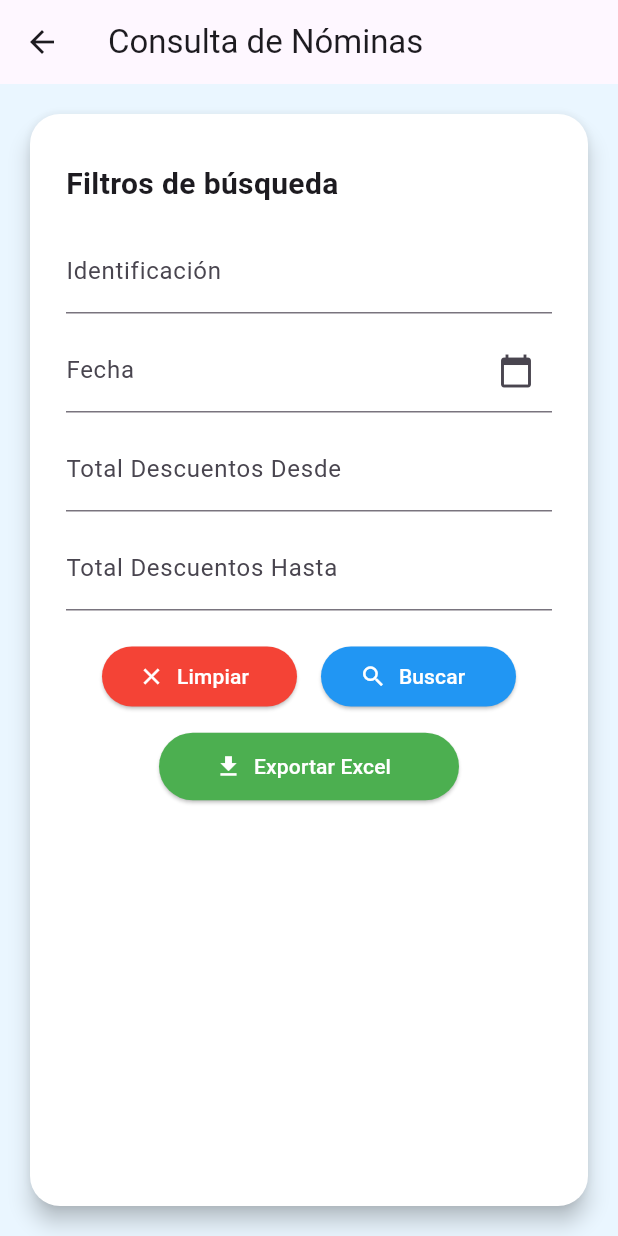
After one commit to EstefaniaM08/Proyecto-Nomina-Frontend, a Flutter app: the ConsultaNominasScreen screen opened by its route, after a tap on "Buscar", on a phone screen of 412 x 824 dp. The commit adds this screen. Run offline on Flutter 3.47's test engine with Material 3 defaults, Android fonts, the phone set to English and light mode, and no system bars; our stand-ins replace open_file, permission_handler; network calls fail.

Commit message:
verificacion pantalla consulta nomina

```diff
--- a/lib/main.dart
+++ b/lib/main.dart
@@ -6,14 +6,16 @@ import 'viewmodels/registro_empleado_viewmodel.dart';
 import 'viewmodels/consulta_empleados_viewmodel.dart';
 import 'viewmodels/generacion_nomina_viewmodel.dart';
 import 'viewmodels/modificar_empleado_viewmodel.dart';
+import 'viewmodels/consulta_nominas_viewmodel.dart';
 
 import 'views/login.dart';
 import 'views/registro_empleado.dart';
 import 'views/consulta_empleados.dart';
 import 'views/generacion_nomina_empleado.dart';
 import 'views/modificar_empleado.dart';
+import 'views/consulta_nominas.dart';
 
-void main() {
+void main() async {
   runApp(
     MultiProvider(
       providers: [
@@ -22,6 +24,7 @@ void main() {
         ChangeNotifierProvider(create: (_) => ConsultaEmpleadosViewModel()),
         ChangeNotifierProvider(create: (_) => GeneracionNominaViewModel()),
         ChangeNotifierProvider(create: (_) => ModificarEmpleadoViewModel()),
+        ChangeNotifierProvider(create: (_) => ConsultaNominasViewModel())
       ],
       child: const MyApp(),
     ),
@@ -43,6 +46,7 @@ class MyApp extends StatelessWidget {
         '/consulta': (_) => const ConsultaEmpleadosScreen(),
         '/generar-nomina-empleado': (_) => const GeneracionNominaEmpleadoScreen(),
         '/modificar-empleado': (_) => const ModificarEmpleadoScreen(),
+        '/consulta-nominas': (_) => const ConsultaNominasScreen(),
       },
     );
   }
--- a/lib/services/api_service.dart
+++ b/lib/services/api_service.dart
@@ -1,9 +1,14 @@
 import 'dart:convert';
+import 'dart:io';
+import 'package:flutter/material.dart';
 import 'package:http/http.dart' as http;
+import 'package:path_provider/path_provider.dart';
+import 'package:open_file/open_file.dart';
+import 'package:permission_handler/permission_handler.dart';
+
 import '../models/usuario.dart';
 
 class ApiService {
-  //static const String baseUrl = 'https://proyecto-nomina-backend.onrender.com';
   static const String baseUrl = 'http://10.0.2.2:8080';
 
   /// Iniciar sesión
@@ -13,12 +18,8 @@ class ApiService {
       headers: {'Content-Type': 'application/json'},
       body: jsonEncode(usuario.toJson()),
     );
-
-    if (response.statusCode == 200) {
-      final token = response.body;
-      if (token != "FAIL") {
+    if (response.statusCode == 200 && response.body != "FAIL") {
       return usuario;
-      }
     }
     return null;
   }
@@ -30,7 +31,6 @@ class ApiService {
       headers: {'Content-Type': 'application/json'},
       body: jsonEncode({'email': email, 'password': password}),
     );
-
     if (response.statusCode == 200) {
       return utf8.decode(response.bodyBytes);
     } else {
@@ -45,13 +45,9 @@ class ApiService {
       headers: {'Content-Type': 'application/json'},
       body: jsonEncode(empleado),
     );
-
-    if (response.statusCode == 200) {
-      return true;
-    } else {
+    if (response.statusCode == 200) return true;
     print('❌ Error en el registro: ${utf8.decode(response.bodyBytes)}');
     return false;
-    }
   }
 
   /// Buscar empleados
@@ -63,12 +59,10 @@ class ApiService {
         (key, value) => MapEntry(key, value.toString()),
       ),
     );
-
     final response = await http.get(
       uri,
       headers: {'Content-Type': 'application/json'},
     );
-
     if (response.statusCode == 200) {
       final List<dynamic> data = jsonDecode(utf8.decode(response.bodyBytes));
       return List<Map<String, dynamic>>.from(data);
@@ -77,7 +71,7 @@ class ApiService {
     }
   }
 
-  /// Cargar todos los combos (áreas, cargos, etc.)
+  /// Cargar combos (áreas, cargos, etc.)
   static Future<Map<String, List<Map<String, dynamic>>>> cargarCombos() async {
     final urls = {
       'areas': '$baseUrl/cargar/areas',
@@ -87,12 +81,9 @@ class ApiService {
       'pensiones': '$baseUrl/cargar/pensiones',
       'contratos': '$baseUrl/cargar/contratos',
     };
-
-    try {
     final responses = await Future.wait(
       urls.values.map((url) => http.get(Uri.parse(url))),
     );
-
     return {
       'areas': List<Map<String, dynamic>>.from(
         jsonDecode(utf8.decode(responses[0].bodyBytes)),
@@ -113,10 +104,6 @@ class ApiService {
         jsonDecode(utf8.decode(responses[5].bodyBytes)),
       ),
     };
-    } catch (e) {
-      print('❌ Error cargando combos: $e');
-      rethrow;
-    }
   }
 
   /// Generar nómina
@@ -128,7 +115,6 @@ class ApiService {
       headers: {'Content-Type': 'application/json'},
       body: jsonEncode(data),
     );
-
     if (response.statusCode == 200) {
       return jsonDecode(utf8.decode(response.bodyBytes));
     } else {
@@ -140,13 +126,12 @@ class ApiService {
 
   /// Obtener empleado por identificación
   static Future<Map<String, dynamic>> obtenerEmpleadoPorIdentificacion(
-    String identificacion,
+    String id,
   ) async {
     final response = await http.get(
-      Uri.parse('$baseUrl/personal/buscar-persona/$identificacion'),
+      Uri.parse('$baseUrl/personal/buscar-persona/$id'),
       headers: {'Content-Type': 'application/json'},
     );
-
     if (response.statusCode == 200) {
       return jsonDecode(utf8.decode(response.bodyBytes));
     } else {
@@ -156,14 +141,13 @@ class ApiService {
     }
   }
 
-  /// Actualizar datos del empleado
+  /// Actualizar empleado
   static Future<void> actualizarEmpleado(Map<String, dynamic> data) async {
     final response = await http.put(
       Uri.parse('$baseUrl/personal/actualizar-persona'),
       headers: {'Content-Type': 'application/json'},
       body: jsonEncode(data),
     );
-
     if (response.statusCode != 200) {
       throw Exception(
         'Error al actualizar empleado: ${utf8.decode(response.bodyBytes)}',
@@ -171,17 +155,107 @@ class ApiService {
     }
   }
 
-  /// Desactivar empleado por ID
-  static Future<void> desactivarEmpleado(dynamic identificacion) async {
+  /// Desactivar empleado
+  static Future<void> desactivarEmpleado(dynamic id) async {
     final response = await http.delete(
-      Uri.parse('$baseUrl/personal/desactivar-persona/$identificacion'),
+      Uri.parse('$baseUrl/personal/desactivar-persona/$id'),
       headers: {'Content-Type': 'application/json'},
     );
-
     if (response.statusCode != 200) {
       throw Exception(
         'Error al desactivar empleado: ${utf8.decode(response.bodyBytes)}',
       );
     }
   }
+
+  /// Buscar nóminas
+  static Future<List<Map<String, dynamic>>> buscarNominas(
+    Map<String, dynamic> filtros,
+  ) async {
+    final uri = Uri.parse('$baseUrl/pagonomina/busqueda-nominas').replace(
+      queryParameters: filtros.map(
+        (key, value) => MapEntry(key, value.toString()),
+      ),
+    );
+    final response = await http.get(
+      uri,
+      headers: {'Content-Type': 'application/json'},
+    );
+    if (response.statusCode == 200) {
+      final List<dynamic> data = jsonDecode(utf8.decode(response.bodyBytes));
+      return List<Map<String, dynamic>>.from(data);
+    } else {
+      throw Exception('Error al buscar nóminas');
     }
+  }
+
+  /// Descargar y abrir PDF de desprendible de nómina
+  static Future<void> descargarYMostrarPDF(
+    Map<String, dynamic> payload,
+    BuildContext context,
+  ) async {
+    try {
+      final response = await http.post(
+        Uri.parse('$baseUrl/pagonomina/crear-pdf'),
+        headers: {'Content-Type': 'application/json'},
+        body: jsonEncode(payload),
+      );
+
+      if (response.statusCode == 200) {
+        final bytes = response.bodyBytes;
+
+        // Usar almacenamiento temporal interno (no requiere permisos)
+        final dir = await getTemporaryDirectory();
+        final file = File(
+          '${dir.path}/desprendible_${payload["cedula"]}_${payload["fecha"]}.pdf',
+        );
+        await file.writeAsBytes(bytes);
+
+        // Mostrar mensaje y abrir el archivo
+        ScaffoldMessenger.of(
+          context,
+        ).showSnackBar(const SnackBar(content: Text('PDF generado con éxito')));
+
+        await OpenFile.open(file.path);
+      } else {
+        throw Exception(
+          'Error al generar desprendible: ${utf8.decode(response.bodyBytes)}',
+        );
+      }
+    } catch (e) {
+      ScaffoldMessenger.of(
+        context,
+      ).showSnackBar(SnackBar(content: Text('Error: $e')));
+    }
+  }
+
+  static Future<void> exportarExcelNominas(Map<String, dynamic> filtros) async {
+    try {
+      final uri = Uri.parse('$baseUrl/pagonomina/exportar-excel').replace(
+        queryParameters: filtros.map(
+          (key, value) => MapEntry(key, value.toString()),
+        ),
+      );
+
+      final response = await http.get(uri);
+
+      if (response.statusCode == 200) {
+        final bytes = response.bodyBytes;
+
+        // ✅ Guardar en almacenamiento interno temporal
+        final dir = await getTemporaryDirectory();
+        final file = File('${dir.path}/nominas_exportadas.xlsx');
+        await file.writeAsBytes(bytes);
+
+        // ✅ Abrir con la app predeterminada (Excel, WPS, etc.)
+        await OpenFile.open(file.path);
+      } else {
+        throw Exception('Error al exportar Excel');
+      }
+    } catch (e) {
+      print('❌ $e');
+      rethrow;
+    }
+  }
+
+}
--- /dev/null
+++ b/lib/viewmodels/consulta_nominas_viewmodel.dart
@@ -0,0 +1,82 @@
+import 'dart:convert';
+import 'dart:typed_data';
+import 'package:flutter/material.dart';
+import 'package:http/http.dart' as http;
+import '../services/api_service.dart';
+
+class ConsultaNominasViewModel extends ChangeNotifier {
+  List<Map<String, dynamic>> resultados = [];
+
+  Future<void> buscarNominas({
+    required String identificacion,
+    required String fecha,
+    required String totDesDesde,
+    required String totDesHasta,
+  }) async {
+    try {
+      final filtros = <String, dynamic>{};
+
+      if (identificacion.isNotEmpty) filtros['identificacion'] = identificacion;
+      if (fecha.isNotEmpty) filtros['fecha'] = fecha;
+      if (totDesDesde.isNotEmpty) filtros['totDesDesde'] = totDesDesde;
+      if (totDesHasta.isNotEmpty) filtros['totDesHasta'] = totDesHasta;
+
+      resultados = await ApiService.buscarNominas(filtros);
+      notifyListeners();
+    } catch (e) {
+      print("❌ Error al buscar nóminas: $e");
+    }
+  }
+
+  void limpiarFiltros() {
+    resultados = [];
+    notifyListeners();
+  }
+
+  Future<void> descargarPDFNomina(
+    Map<String, dynamic> nomina,
+    BuildContext context,
+  ) async {
+    try {
+      await ApiService.descargarYMostrarPDF(nomina, context);
+    } catch (e) {
+      ScaffoldMessenger.of(
+        context,
+      ).showSnackBar(SnackBar(content: Text('Error al descargar PDF: $e')));
+    }
+  }
+
+  Future<void> exportarExcel({
+    required String identificacion,
+    required String fecha,
+    required String totDesDesde,
+    required String totDesHasta,
+    required String totDevDesde,
+    required String totDevHasta,
+    required String pagFinDesde,
+    required String pagFinHasta,
+    required BuildContext context,
+  }) async {
+    final filtros = <String, dynamic>{};
+
+    if (identificacion.isNotEmpty) filtros['identificacion'] = identificacion;
+    if (fecha.isNotEmpty) filtros['fecha'] = fecha;
+    if (totDesDesde.isNotEmpty) filtros['totDesDesde'] = totDesDesde;
+    if (totDesHasta.isNotEmpty) filtros['totDesHasta'] = totDesHasta;
+    if (totDevDesde.isNotEmpty) filtros['totDevDesde'] = totDevDesde;
+    if (totDevHasta.isNotEmpty) filtros['totDevHasta'] = totDevHasta;
+    if (pagFinDesde.isNotEmpty) filtros['pagFinDesde'] = pagFinDesde;
+    if (pagFinHasta.isNotEmpty) filtros['pagFinHasta'] = pagFinHasta;
+
+    try {
+      await ApiService.exportarExcelNominas(filtros);
+      ScaffoldMessenger.of(context).showSnackBar(
+        const SnackBar(content: Text('✅ Excel exportado exitosamente')),
+      );
+    } catch (e) {
+      ScaffoldMessenger.of(
+        context,
+      ).showSnackBar(SnackBar(content: Text('❌ Error al exportar Excel: $e')));
+    }
+  }
+}
--- /dev/null
+++ b/lib/views/consulta_nominas.dart
@@ -0,0 +1,269 @@
+import 'package:flutter/material.dart';
+import 'package:flutter/services.dart';
+import 'package:provider/provider.dart';
+import '../viewmodels/consulta_nominas_viewmodel.dart';
+
+class ConsultaNominasScreen extends StatefulWidget {
+  const ConsultaNominasScreen({super.key});
+
+  @override
+  State<ConsultaNominasScreen> createState() => _ConsultaNominasScreenState();
+}
+
+class _ConsultaNominasScreenState extends State<ConsultaNominasScreen> {
+  final TextEditingController identificacionController =
+      TextEditingController();
+  final TextEditingController fechaController = TextEditingController();
+  final TextEditingController totDesDesdeController = TextEditingController();
+  final TextEditingController totDesHastaController = TextEditingController();
+
+  @override
+  void dispose() {
+    identificacionController.dispose();
+    fechaController.dispose();
+    totDesDesdeController.dispose();
+    totDesHastaController.dispose();
+    super.dispose();
+  }
+
+  @override
+  Widget build(BuildContext context) {
+    final vm = Provider.of<ConsultaNominasViewModel>(context);
+
+    return Scaffold(
+      backgroundColor: const Color(0xFFEAF6FF),
+      appBar: AppBar(title: const Text("Consulta de Nóminas")),
+      body: Padding(
+        padding: const EdgeInsets.all(16),
+        child: Center(
+          child: Card(
+            shape: RoundedRectangleBorder(
+              borderRadius: BorderRadius.circular(20),
+            ),
+            elevation: 6,
+            color: Colors.white,
+            child: Padding(
+              padding: const EdgeInsets.symmetric(horizontal: 24, vertical: 32),
+              child: Column(
+                crossAxisAlignment: CrossAxisAlignment.start,
+                children: [
+                  const Text(
+                    "Filtros de búsqueda",
+                    style: TextStyle(fontSize: 20, fontWeight: FontWeight.bold),
+                  ),
+                  const SizedBox(height: 16),
+                  TextFormField(
+                    controller: identificacionController,
+                    decoration: const InputDecoration(
+                      labelText: 'Identificación',
+                    ),
+                    keyboardType: TextInputType.number,
+                    inputFormatters: [FilteringTextInputFormatter.digitsOnly],
+                  ),
+                  const SizedBox(height: 10),
+                  TextFormField(
+                    controller: fechaController,
+                    readOnly: true,
+                    decoration: const InputDecoration(
+                      labelText: 'Fecha',
+                      suffixIcon: Icon(Icons.calendar_today),
+                    ),
+                    onTap: () async {
+                      final DateTime? pickedDate = await showDatePicker(
+                        context: context,
+                        initialDate: DateTime.now(),
+                        firstDate: DateTime(2000),
+                        lastDate: DateTime(2100),
+                      );
+                      if (pickedDate != null) {
+                        setState(() {
+                          fechaController.text =
+                              "${pickedDate.year}-${pickedDate.month.toString().padLeft(2, '0')}-${pickedDate.day.toString().padLeft(2, '0')}";
+                        });
+                      }
+                    },
+                  ),
+                  const SizedBox(height: 10),
+                  TextFormField(
+                    controller: totDesDesdeController,
+                    decoration: const InputDecoration(
+                      labelText: 'Total Descuentos Desde',
+                    ),
+                    keyboardType: TextInputType.number,
+                  ),
+                  const SizedBox(height: 10),
+                  TextFormField(
+                    controller: totDesHastaController,
+                    decoration: const InputDecoration(
+                      labelText: 'Total Descuentos Hasta',
+                    ),
+                    keyboardType: TextInputType.number,
+                  ),
+                  const SizedBox(height: 20),
+                  Column(
+                    children: [
+                      Row(
+                        mainAxisAlignment: MainAxisAlignment.center,
+                        children: [
+                          ElevatedButton.icon(
+                            onPressed: () {
+                              identificacionController.clear();
+                              fechaController.clear();
+                              totDesDesdeController.clear();
+                              totDesHastaController.clear();
+                              vm.limpiarFiltros();
+                            },
+                            icon: const Icon(Icons.clear, color: Colors.white),
+                            label: const Text(
+                              "Limpiar",
+                              style: TextStyle(color: Colors.white),
+                            ),
+                            style: ElevatedButton.styleFrom(
+                              backgroundColor: Colors.red,
+                              minimumSize: const Size(130, 40),
+                            ),
+                          ),
+                          const SizedBox(width: 16),
+                          ElevatedButton.icon(
+                            onPressed: () {
+                              vm.buscarNominas(
+                                identificacion:
+                                    identificacionController.text.trim(),
+                                fecha: fechaController.text.trim(),
+                                totDesDesde: totDesDesdeController.text.trim(),
+                                totDesHasta: totDesHastaController.text.trim(),
+                              );
+                            },
+                            icon: const Icon(Icons.search, color: Colors.white),
+                            label: const Text(
+                              "Buscar",
+                              style: TextStyle(color: Colors.white),
+                            ),
+                            style: ElevatedButton.styleFrom(
+                              backgroundColor: Colors.blue,
+                              minimumSize: const Size(130, 40),
+                            ),
+                          ),
+                        ],
+                      ),
+                      const SizedBox(height: 12),
+                      Center(
+                        child: ElevatedButton.icon(
+                          onPressed: () {
+                            vm.exportarExcel(
+                              identificacion:
+                                  identificacionController.text.trim(),
+                              fecha: fechaController.text.trim(),
+                              totDesDesde: totDesDesdeController.text.trim(),
+                              totDesHasta: totDesHastaController.text.trim(),
+                              totDevDesde: '',
+                              totDevHasta: '',
+                              pagFinDesde: '',
+                              pagFinHasta: '',
+                              context: context,
+                            );
+                          },
+                          icon: const Icon(Icons.download, color: Colors.white),
+                          label: const Text(
+                            "Exportar Excel",
+                            style: TextStyle(color: Colors.white),
+                          ),
+                          style: ElevatedButton.styleFrom(
+                            backgroundColor: Colors.green,
+                            minimumSize: const Size(200, 45),
+                          ),
+                        ),
+                      ),
+                    ],
+                  ),
+
+                  const SizedBox(height: 24),
+                  if (vm.resultados.isNotEmpty)
+                    const Text(
+                      "Resultados",
+                      style: TextStyle(
+                        fontSize: 18,
+                        fontWeight: FontWeight.w600,
+                      ),
+                    ),
+                  const SizedBox(height: 8),
+                  if (vm.resultados.isNotEmpty)
+                    Expanded(
+                      child: ListView.builder(
+                        itemCount: vm.resultados.length,
+                        itemBuilder: (context, index) {
+                          final nomina = vm.resultados[index];
+                          return Card(
+                            margin: const EdgeInsets.symmetric(vertical: 8),
+                            child: ListTile(
+                              title: Text(
+                                "Nombre: ${nomina['personal']?['nombres'] ?? ''} ${nomina['personal']?['apellidos'] ?? ''}",
+                              ),
+                              subtitle: Column(
+                                crossAxisAlignment: CrossAxisAlignment.start,
+                                children: [
+                                  Text(
+                                    "ID: ${nomina['personal']?['identificacion'] ?? ''}",
+                                  ),
+                                  Text("Fecha: ${nomina['fechaPago'] ?? ''}"),
+                                  Text(
+                                    "Salario: \$${nomina['personal']?['salario'] ?? 0}",
+                                  ),
+                                  Text(
+                                    "Total Devengados: \$${nomina['totDevengados']}",
+                                  ),
+                                  Text(
+                                    "Total Descuentos: \$${nomina['totDescuetos']}",
+                                  ),
+                                  Text("Pago Final: \$${nomina['pagoFinal']}"),
+                                  const SizedBox(height: 8),
+
+                                  TextButton.icon(
+                                    onPressed: () {
+                                      final payload = {
+                                        "cedula":
+                                            nomina['personal']?['identificacion'],
+                                        "fecha": nomina['fechaPago'],
+                                        "nombre":
+                                            "${nomina['personal']?['nombres']} ${nomina['personal']?['apellidos']}",
+
+                                        "cargo":
+                                            nomina['personal']?['cargo']?['nombre'],
+                                        "cuenta":
+                                            nomina['personal']?['cuentaBancaria'],
+                                        "banco":
+                                            nomina['personal']?['banco']?['nombre'],
+                                        "salario":
+                                            nomina['personal']?['salario'],
+                                        "totDev": nomina['totDevengados'],
+                                        "totDes": nomina['totDescuetos'],
+                                        "totalPagar": nomina['pagoFinal'],
+                                      };
+
+                                      vm.descargarPDFNomina(payload, context);
+                                    },
+                                    icon: const Icon(
+                                      Icons.picture_as_pdf,
+                                      color: Colors.blue,
+                                    ),
+                                    label: const Text(
+                                      "Desprendible",
+                                      style: TextStyle(color: Colors.blue),
+                                    ),
+                                  ),
+                                ],
+                              ),
+                            ),
+                          );
+                        },
+                      ),
+                    ),
+                ],
+              ),
+            ),
+          ),
+        ),
+      ),
+    );
+  }
+}
--- a/lib/views/menu_principal.dart
+++ b/lib/views/menu_principal.dart
@@ -100,7 +100,8 @@ class MenuPrincipalScreen extends StatelessWidget {
                   leading: const Icon(Icons.receipt_long),
                   title: const Text("Consultar Nóminas"),
                   onTap: () {
-                    // TODO: Navegar a Consultar Nóminas
+                    Navigator.pop(context);
+                    Navigator.pushNamed(context, '/consulta-nominas');
                   },
                 ),
               ],
@@ -116,9 +117,12 @@ class MenuPrincipalScreen extends StatelessWidget {
               onTap: () {
                 showDialog(
                   context: context,
-                  builder: (context) => AlertDialog(
+                  builder:
+                      (context) => AlertDialog(
                         title: const Text("Cerrar sesión"),
-                    content: const Text("¿Estás seguro de que deseas cerrar sesión?"),
+                        content: const Text(
+                          "¿Estás seguro de que deseas cerrar sesión?",
+                        ),
                         actions: [
                           TextButton(
                             child: const Text("Cancelar"),
```
Also changed, not shown: pubspec.yaml (+9 -2 lines), pubspec.lock, 7 other files. Lines whose indentation alone changed are shown as unchanged.
